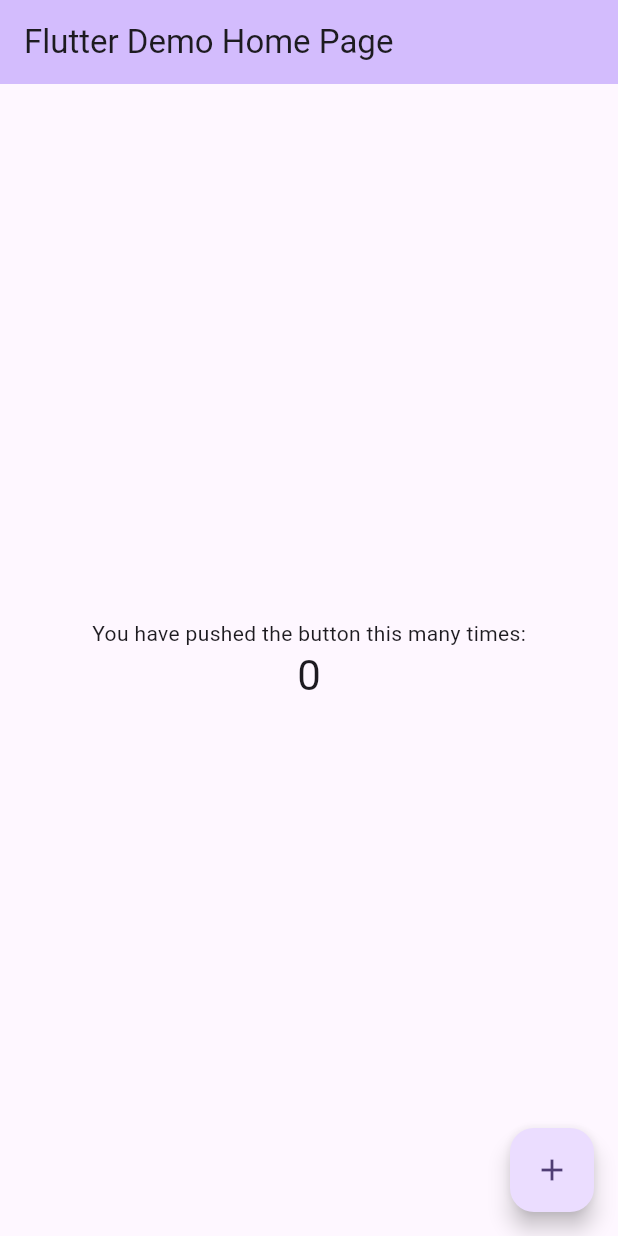
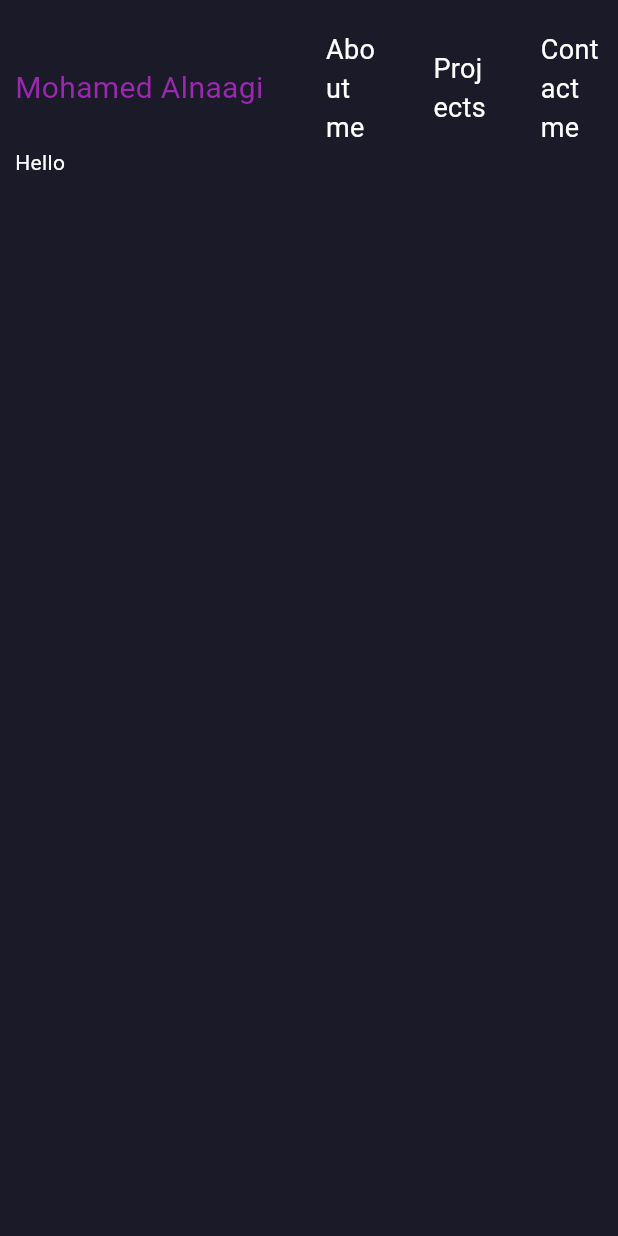
Before and after one commit to Alnaagi/Portfolio_Flutter_Webapp, a Flutter app: the screen it shows after launch, on a phone screen of 412 x 824 dp. Run offline on Flutter 3.47's test engine with Material 3 defaults, Android fonts, the phone set to English and light mode, and no system bars.

Commit message:
update code

```diff
--- a/lib/main.dart
+++ b/lib/main.dart
@@ -1,125 +1,11 @@
 import 'package:flutter/material.dart';
+import 'package:portfolio_flutter_webapp/src/pages/home/home_page/homepage.dart';
 
 void main() {
-  runApp(const MyApp());
+  runApp(
+    const MaterialApp(
+        title: "Mohamed Alnaagi",
+        themeMode: ThemeMode.system,
+        home: HomePage()),
+  );
 }
-
-class MyApp extends StatelessWidget {
-  const MyApp({super.key});
-
-  // This widget is the root of your application.
-  @override
-  Widget build(BuildContext context) {
-    return MaterialApp(
-      title: 'Flutter Demo',
-      theme: ThemeData(
-        // This is the theme of your application.
-        //
-        // TRY THIS: Try running your application with "flutter run". You'll see
-        // the application has a purple toolbar. Then, without quitting the app,
-        // try changing the seedColor in the colorScheme below to Colors.green
-        // and then invoke "hot reload" (save your changes or press the "hot
-        // reload" button in a Flutter-supported IDE, or press "r" if you used
-        // the command line to start the app).
-        //
-        // Notice that the counter didn't reset back to zero; the application
-        // state is not lost during the reload. To reset the state, use hot
-        // restart instead.
-        //
-        // This works for code too, not just values: Most code changes can be
-        // tested with just a hot reload.
-        colorScheme: ColorScheme.fromSeed(seedColor: Colors.deepPurple),
-        useMaterial3: true,
-      ),
-      home: const MyHomePage(title: 'Flutter Demo Home Page'),
-    );
-  }
-}
-
-class MyHomePage extends StatefulWidget {
-  const MyHomePage({super.key, required this.title});
-
-  // This widget is the home page of your application. It is stateful, meaning
-  // that it has a State object (defined below) that contains fields that affect
-  // how it looks.
-
-  // This class is the configuration for the state. It holds the values (in this
-  // case the title) provided by the parent (in this case the App widget) and
-  // used by the build method of the State. Fields in a Widget subclass are
-  // always marked "final".
-
-  final String title;
-
-  @override
-  State<MyHomePage> createState() => _MyHomePageState();
-}
-
-class _MyHomePageState extends State<MyHomePage> {
-  int _counter = 0;
-
-  void _incrementCounter() {
-    setState(() {
-      // This call to setState tells the Flutter framework that something has
-      // changed in this State, which causes it to rerun the build method below
-      // so that the display can reflect the updated values. If we changed
-      // _counter without calling setState(), then the build method would not be
-      // called again, and so nothing would appear to happen.
-      _counter++;
-    });
-  }
-
-  @override
-  Widget build(BuildContext context) {
-    // This method is rerun every time setState is called, for instance as done
-    // by the _incrementCounter method above.
-    //
-    // The Flutter framework has been optimized to make rerunning build methods
-    // fast, so that you can just rebuild anything that needs updating rather
-    // than having to individually change instances of widgets.
-    return Scaffold(
-      appBar: AppBar(
-        // TRY THIS: Try changing the color here to a specific color (to
-        // Colors.amber, perhaps?) and trigger a hot reload to see the AppBar
-        // change color while the other colors stay the same.
-        backgroundColor: Theme.of(context).colorScheme.inversePrimary,
-        // Here we take the value from the MyHomePage object that was created by
-        // the App.build method, and use it to set our appbar title.
-        title: Text(widget.title),
-      ),
-      body: Center(
-        // Center is a layout widget. It takes a single child and positions it
-        // in the middle of the parent.
-        child: Column(
-          // Column is also a layout widget. It takes a list of children and
-          // arranges them vertically. By default, it sizes itself to fit its
-          // children horizontally, and tries to be as tall as its parent.
-          //
-          // Column has various properties to control how it sizes itself and
-          // how it positions its children. Here we use mainAxisAlignment to
-          // center the children vertically; the main axis here is the vertical
-          // axis because Columns are vertical (the cross axis would be
-          // horizontal).
-          //
-          // TRY THIS: Invoke "debug painting" (choose the "Toggle Debug Paint"
-          // action in the IDE, or press "p" in the console), to see the
-          // wireframe for each widget.
-          mainAxisAlignment: MainAxisAlignment.center,
-          children: <Widget>[
-            const Text(
-              'You have pushed the button this many times:',
-            ),
-            Text(
-              '$_counter',
-              style: Theme.of(context).textTheme.headlineMedium,
-            ),
-          ],
-        ),
-      ),
-      floatingActionButton: FloatingActionButton(
-        onPressed: _incrementCounter,
-        tooltip: 'Increment',
-        child: const Icon(Icons.add),
-      ), // This trailing comma makes auto-formatting nicer for build methods.
-    );
-  }
-}
--- /dev/null
+++ b/lib/src/pages/home/home_page/homepage.dart
@@ -0,0 +1,20 @@
+import 'package:flutter/material.dart';
+import 'package:portfolio_flutter_webapp/src/pages/home/intro_page/intro_page.dart';
+import 'package:portfolio_flutter_webapp/src/pages/home/navigation_bar/navigation_bar.dart';
+import 'package:portfolio_flutter_webapp/src/theme/centered_view.dart';
+
+class HomePage extends StatelessWidget {
+  const HomePage({super.key});
+
+  @override
+  Widget build(BuildContext context) {
+    return Scaffold(
+        backgroundColor: Color.fromARGB(255, 26, 26, 41),
+        body: SingleChildScrollView(
+          scrollDirection: Axis.vertical,
+          child: CenteredViewpage(
+            child: Column(children: [NavigationbarWidget(), IntroPage()]),
+          ),
+        ));
+  }
+}
--- /dev/null
+++ b/lib/src/pages/home/intro_page/intro_page.dart
@@ -0,0 +1,17 @@
+import 'package:flutter/material.dart';
+
+class IntroPage extends StatelessWidget {
+  const IntroPage({super.key});
+
+  @override
+  Widget build(BuildContext context) {
+    return Row(
+      children: [
+        Text(
+          'Hello',
+          style: TextStyle(color: Colors.white),
+        )
+      ],
+    );
+  }
+}
--- /dev/null
+++ b/lib/src/pages/home/navigation_bar/navigation_bar.dart
@@ -0,0 +1,45 @@
+import 'package:flutter/material.dart';
+
+class NavigationbarWidget extends StatelessWidget {
+  const NavigationbarWidget({super.key});
+
+  @override
+  Widget build(BuildContext context) {
+    return const Row(
+      mainAxisAlignment: MainAxisAlignment.center,
+      children: [
+        Text('Mohamed Alnaagi',
+            style: TextStyle(color: Colors.purple, fontSize: 20)),
+        Expanded(
+          child: SizedBox(
+            width: 100,
+          ),
+        ),
+        _NavBarItem('About me'),
+        SizedBox(
+          width: 30,
+        ),
+        _NavBarItem('Projects'),
+        SizedBox(
+          width: 30,
+        ),
+        _NavBarItem('Contact me'),
+      ],
+    );
+  }
+}
+
+class _NavBarItem extends StatelessWidget {
+  final String title;
+  const _NavBarItem(this.title);
+
+  @override
+  Widget build(BuildContext context) {
+    return Flexible(
+      child: Text(
+        title,
+        style: TextStyle(fontSize: 18, color: Colors.white),
+      ),
+    );
+  }
+}
--- /dev/null
+++ b/lib/src/theme/centered_view.dart
@@ -0,0 +1,16 @@
+import 'package:flutter/material.dart';
+
+class CenteredViewpage extends StatelessWidget {
+  final Widget child;
+  const CenteredViewpage({Key? key, required this.child}) : super(key: key);
+
+  @override
+  Widget build(BuildContext context) {
+    return Container(
+      padding: EdgeInsets.symmetric(horizontal: 10, vertical: 20),
+      alignment: Alignment.center,
+      child: ConstrainedBox(
+          constraints: BoxConstraints(maxWidth: 5000), child: child),
+    );
+  }
+}
```
Also changed, not shown: 1 other file.
